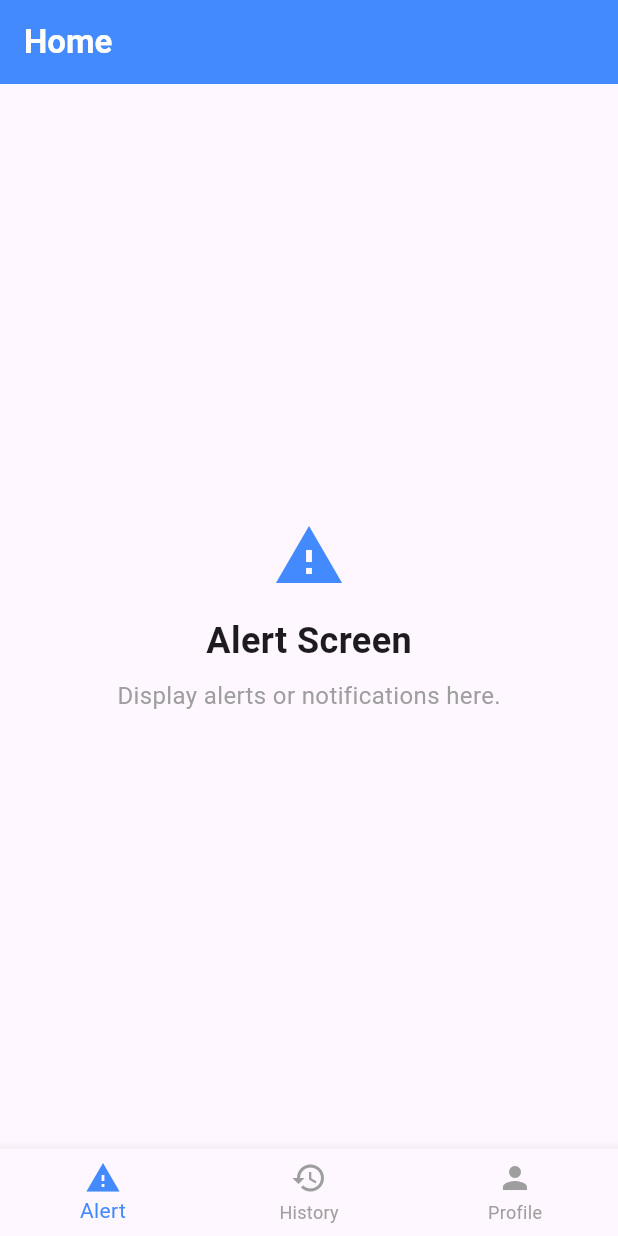
After one commit to courierse/delivery_partner, a Flutter app: the HomeScreen screen opened by its route, on a phone screen of 412 x 824 dp. The commit adds this screen. Run offline on Flutter 3.47's test engine with Material 3 defaults, Android fonts, the phone set to English and light mode, and no system bars; our stand-ins replace equatable, firebase_auth, firebase_core, flutter_bloc, go_router; accounts and stored records are empty; network calls fail.

Commit message:
Navigation Bar

```diff
--- a/lib/core/navigation.dart
+++ b/lib/core/navigation.dart
@@ -2,6 +2,7 @@ import 'package:flutter/material.dart';
 import 'package:go_router/go_router.dart';
 import 'package:phone_authentication/screens/phone_auth_page.dart';
 import 'package:phone_authentication/screens/otp_screen.dart';
+import 'package:phone_authentication/screens/home_screen.dart';
 
 final GoRouter router = GoRouter(
   routes: [
@@ -22,5 +23,9 @@ final GoRouter router = GoRouter(
         );
       },
     ),
+    GoRoute(
+      path: '/home',
+      builder: (context, state) => const HomeScreen(),
+    ),
   ],
 );
--- /dev/null
+++ b/lib/screens/home_screen.dart
@@ -0,0 +1,153 @@
+import 'package:flutter/material.dart';
+
+class HomeScreen extends StatefulWidget {
+  const HomeScreen({super.key});
+
+  @override
+  _HomeScreenState createState() => _HomeScreenState();
+}
+
+class _HomeScreenState extends State<HomeScreen> {
+  int _selectedIndex = 0;
+
+  // List of screens for each tab
+  static const List<Widget> _screens = [
+    AlertScreen(),
+    HistoryScreen(),
+    ProfileScreen(),
+  ];
+
+  void _onItemTapped(int index) {
+    setState(() {
+      _selectedIndex = index;
+    });
+  }
+
+  @override
+  Widget build(BuildContext context) {
+    return Scaffold(
+      appBar: AppBar(
+        title: const Text(
+          'Home',
+          style: TextStyle(
+            fontWeight: FontWeight.bold,
+            color: Colors.white,
+          ),
+        ),
+        backgroundColor: Colors.blueAccent,
+        elevation: 0,
+      ),
+      body: _screens[_selectedIndex],
+      bottomNavigationBar: BottomNavigationBar(
+        items: const <BottomNavigationBarItem>[
+          BottomNavigationBarItem(
+            icon: Icon(Icons.warning),
+            label: 'Alert',
+          ),
+          BottomNavigationBarItem(
+            icon: Icon(Icons.history),
+            label: 'History',
+          ),
+          BottomNavigationBarItem(
+            icon: Icon(Icons.person),
+            label: 'Profile',
+          ),
+        ],
+        currentIndex: _selectedIndex,
+        selectedItemColor: Colors.blueAccent,
+        unselectedItemColor: Colors.grey,
+        onTap: _onItemTapped,
+      ),
+    );
+  }
+}
+
+// Placeholder screen for Alert tab
+class AlertScreen extends StatelessWidget {
+  const AlertScreen({super.key});
+
+  @override
+  Widget build(BuildContext context) {
+    return const Center(
+      child: Column(
+        mainAxisAlignment: MainAxisAlignment.center,
+        children: [
+          Icon(Icons.warning, size: 48, color: Colors.blueAccent),
+          SizedBox(height: 16),
+          Text(
+            'Alert Screen',
+            style: TextStyle(
+              fontSize: 24,
+              fontWeight: FontWeight.bold,
+            ),
+          ),
+          SizedBox(height: 8),
+          Text(
+            'Display alerts or notifications here.',
+            style: TextStyle(fontSize: 16, color: Colors.grey),
+          ),
+        ],
+      ),
+    );
+  }
+}
+
+// Placeholder screen for History tab
+class HistoryScreen extends StatelessWidget {
+  const HistoryScreen({super.key});
+
+  @override
+  Widget build(BuildContext context) {
+    return const Center(
+      child: Column(
+        mainAxisAlignment: MainAxisAlignment.center,
+        children: [
+          Icon(Icons.history, size: 48, color: Colors.blueAccent),
+          SizedBox(height: 16),
+          Text(
+            'History Screen',
+            style: TextStyle(
+              fontSize: 24,
+              fontWeight: FontWeight.bold,
+            ),
+          ),
+          SizedBox(height: 8),
+          Text(
+            'Display authentication or activity history here.',
+            style: TextStyle(fontSize: 16, color: Colors.grey),
+          ),
+        ],
+      ),
+    );
+  }
+}
+
+// Placeholder screen for Profile tab
+class ProfileScreen extends StatelessWidget {
+  const ProfileScreen({super.key});
+
+  @override
+  Widget build(BuildContext context) {
+    return const Center(
+      child: Column(
+        mainAxisAlignment: MainAxisAlignment.center,
+        children: [
+          Icon(Icons.person, size: 48, color: Colors.blueAccent),
+          SizedBox(height: 16),
+          Text(
+            'Profile Screen',
+            style: TextStyle(
+              fontSize: 24,
+              fontWeight: FontWeight.bold,
+            ),
+          ),
+          SizedBox(height: 8),
+          Text(
+            'Display user profile information here.',
+            style: TextStyle(fontSize: 16, color: Colors.grey),
+          ),
+        ],
+      ),
+    );
+  }
+}
--- a/lib/screens/otp_screen.dart
+++ b/lib/screens/otp_screen.dart
@@ -1,5 +1,6 @@
 import 'package:flutter/material.dart';
 import 'package:flutter_bloc/flutter_bloc.dart';
+import 'package:go_router/go_router.dart';
 import 'package:phone_authentication/bloc/phone_auth_cubit.dart';
 
 class OtpScreen extends StatefulWidget {
@@ -41,8 +42,7 @@ class _OtpScreenState extends State<OtpScreen> {
       listener: (context, state) {
         setState(() => _statusMessage = state.statusMessage);
         if (state.statusMessage.contains('Authentication successful')) {
-          // Optional: Navigate to a new screen (e.g., home) after successful auth
-          // context.push('/home');
+          context.pushReplacement('/home'); // Navigate to HomeScreen after successful auth
         }
       },
       child: Scaffold(
```
